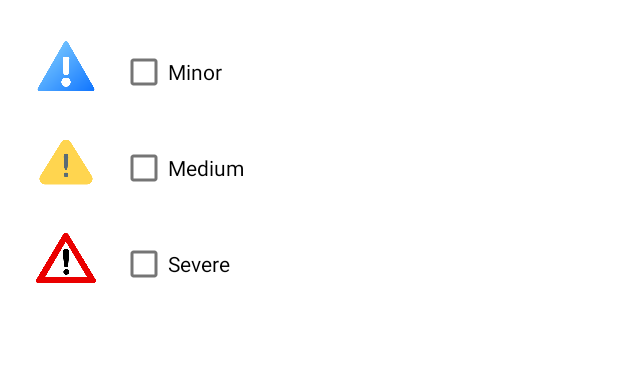
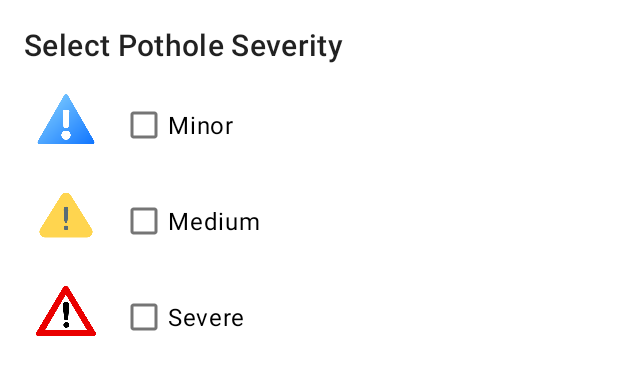
Before and after one commit to haidonglethqb/pothole, an Android app: the layout dialog_multi_select.xml on its own in the app's theme, with its tools: preview values and no code run, on a phone screen of 412 x 824 dp. Shown: the top 375 px of the screen. Run offline under Robolectric (Android 15) with nearby library versions, the phone set to English and light mode, and no system bars.

Commit message:
Update dialog_multi_select.xml

```diff
--- a/app/src/main/res/layout/dialog_multi_select.xml
+++ b/app/src/main/res/layout/dialog_multi_select.xml
@@ -3,7 +3,15 @@
     android:layout_width="match_parent"
     android:layout_height="wrap_content"
     android:orientation="vertical"
-    android:padding="16dp">
+    android:padding="16dp"
+    android:background="?attr/colorSurface">
+
+    <TextView
+        android:layout_width="match_parent"
+        android:layout_height="wrap_content"
+        android:text="Select Pothole Severity"
+        android:textAppearance="?attr/textAppearanceHeadline6"
+        android:paddingBottom="8dp" />
 
     <LinearLayout
         android:layout_width="match_parent"
@@ -23,7 +31,8 @@
             android:layout_height="wrap_content"
             android:layout_gravity="center_vertical"
             android:layout_marginStart="16dp"
-            android:text="Minor" />
+            android:text="Minor"
+            android:textAppearance="?attr/textAppearanceBody1" />
     </LinearLayout>
 
     <LinearLayout
@@ -44,7 +53,8 @@
             android:layout_height="wrap_content"
             android:layout_gravity="center_vertical"
             android:layout_marginStart="16dp"
-            android:text="Medium" />
+            android:text="Medium"
+            android:textAppearance="?attr/textAppearanceBody1" />
     </LinearLayout>
 
     <LinearLayout
@@ -65,7 +75,8 @@
             android:layout_height="wrap_content"
             android:layout_gravity="center_vertical"
             android:layout_marginStart="16dp"
-            android:text="Severe" />
+            android:text="Severe"
+            android:textAppearance="?attr/textAppearanceBody1" />
     </LinearLayout>
 
 </LinearLayout>
```
